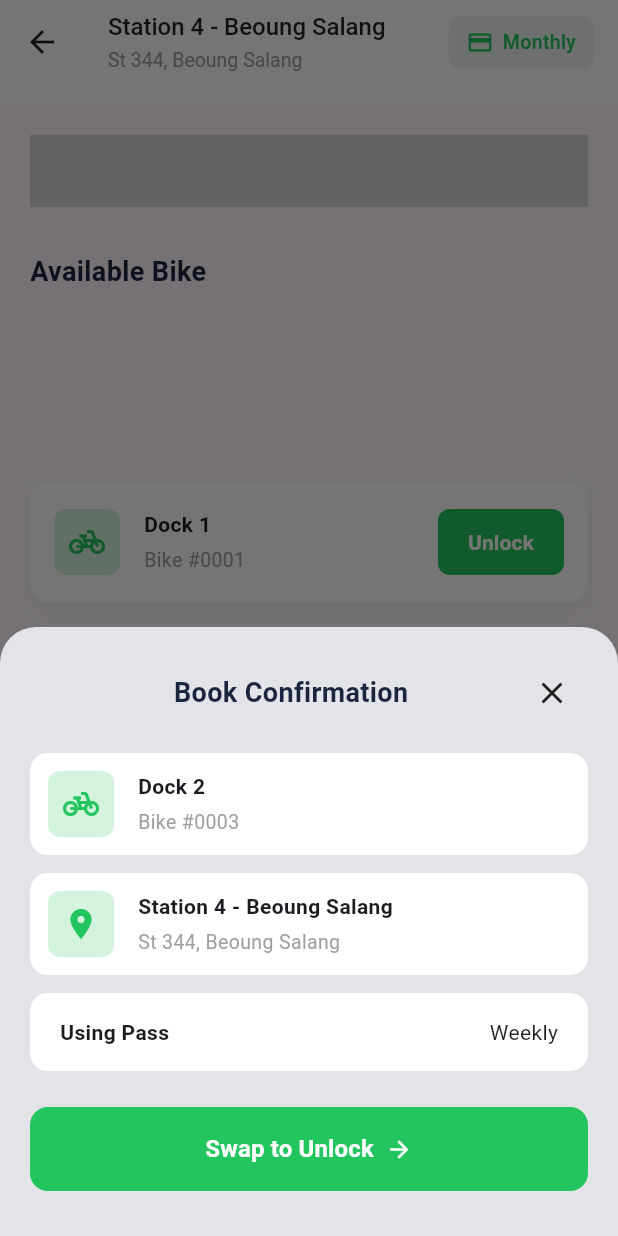
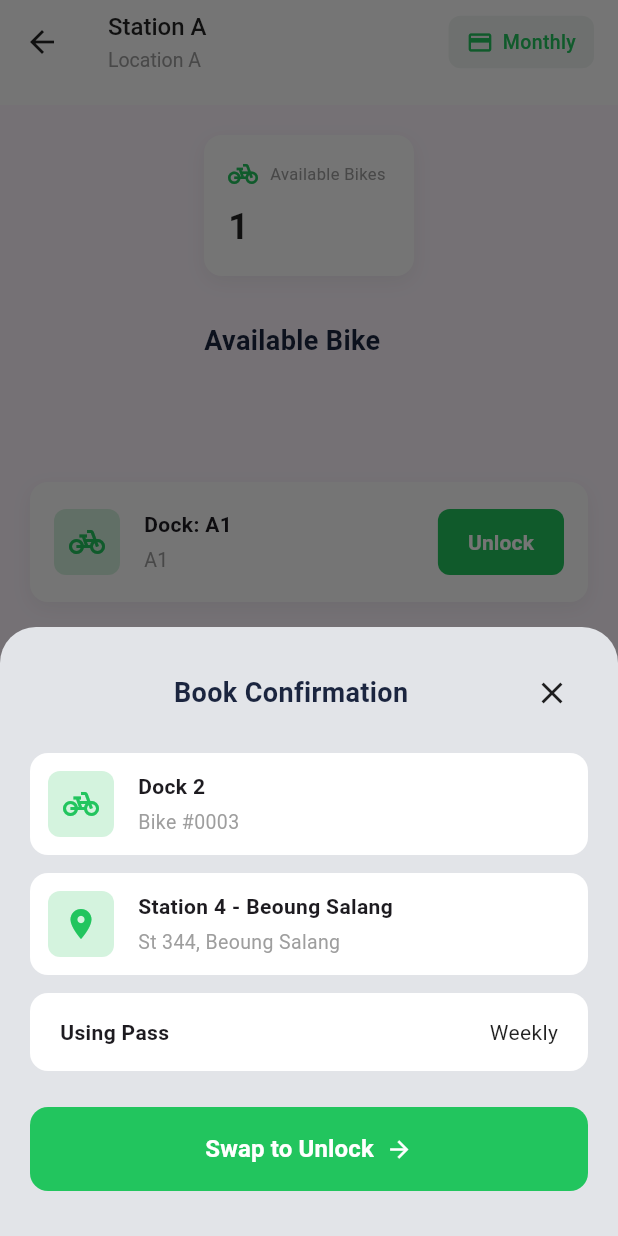
Before and after one commit to Povpanha28/khmerbike, a Flutter app: the StationDetailPage screen opened directly, after a tap on "Unlock", on a phone screen of 412 x 824 dp. Run offline on Flutter 3.47's test engine with Material 3 defaults, Android fonts, the phone set to English and light mode, and no system bars; our stand-ins replace geocoding, google_maps_flutter.

Commit message:
refactor widget and use data from repo

```diff
--- a/lib/main_common.dart
+++ b/lib/main_common.dart
@@ -1,5 +1,6 @@
 import 'package:flutter/material.dart';
 import 'package:khmerbike/ui/screens/map_station/map_station_screen.dart';
+import 'package:khmerbike/ui/screens/station/widgets/station_content.dart';
 import 'package:provider/provider.dart';
 
 void mainCommon(List<InheritedProvider> providers) {
@@ -18,7 +19,7 @@ class MyApp extends StatelessWidget {
   Widget build(BuildContext context) {
     return MaterialApp(
       debugShowCheckedModeBanner: false,
-      home: Scaffold(body: MapStationScreen()),
+      home: Scaffold(body: StationDetailPage()),
     );
   }
 }
--- /dev/null
+++ b/lib/ui/screens/station/view_model/station_view_model.dart
@@ -0,0 +1,61 @@
+import 'package:flutter/material.dart';
+import 'package:khmerbike/data/repository/station/station_repository.dart';
+import 'package:khmerbike/models/bike.dart';
+import 'package:khmerbike/models/dock.dart';
+import 'package:khmerbike/models/station.dart';
+import 'package:khmerbike/ui/screens/station/widgets/book_confirmation_sheet.dart';
+
+class StationViewModel extends ChangeNotifier {
+  StationViewModel({required StationRepository repository})
+      : _repository = repository;
+
+  final StationRepository _repository;
+  Station? _station;
+  bool _isLoading = false;
+  String? _errorMessage;
+
+  Station? get station => _station;
+  bool get isLoading => _isLoading;
+  String? get errorMessage => _errorMessage;
+
+  Future<void> loadStationDetail({String? stationId}) async {
+    _isLoading = true;
+    _errorMessage = null;
+    notifyListeners();
+
+    try {
+      final stations = await _repository.getStations();
+      if (stations.isEmpty) {
+        throw StateError('No stations found');
+      }
+
+      _station = stationId == null
+          ? stations.first
+          : stations.firstWhere(
+              (station) => station.id == stationId,
+              orElse: () => stations.first,
+            );
+    } catch (error) {
+      _errorMessage = error.toString();
+      _station = null;
+    } finally {
+      _isLoading = false;
+      notifyListeners();
+    }
+  }
+
+  List<Dock> getAvailableDocks(Station station) {
+    return station.docks
+        .where((dock) => dock.bike?.status == BikeStatus.available)
+        .toList();
+  }
+
+  void showBookConfirmation(BuildContext context) {
+    showModalBottomSheet(
+      context: context,
+      isScrollControlled: true,
+      backgroundColor: Colors.transparent,
+      builder: (context) => const BookConfirmationSheet(),
+    );
+  }
+}
--- /dev/null
+++ b/lib/ui/screens/station/widgets/book_confirmation_sheet.dart
@@ -0,0 +1,162 @@
+import 'package:flutter/material.dart';
+
+// The Bottom Sheet Widget
+class BookConfirmationSheet extends StatelessWidget {
+  const BookConfirmationSheet({Key? key}) : super(key: key);
+
+  @override
+  Widget build(BuildContext context) {
+    return Container(
+      decoration: const BoxDecoration(
+        color: Color(0xFFE2E4E8), // Light grey background of bottom sheet
+        borderRadius: BorderRadius.vertical(top: Radius.circular(24)),
+      ),
+      padding: const EdgeInsets.all(20.0),
+      child: SafeArea(
+        child: Column(
+          mainAxisSize: MainAxisSize.min,
+          children: [
+            // Header
+            Row(
+              mainAxisAlignment: MainAxisAlignment.spaceBetween,
+              children: [
+                const SizedBox(width: 24), // Balance the close button
+                const Text(
+                  'Book Confirmation',
+                  style: TextStyle(
+                    fontSize: 18,
+                    fontWeight: FontWeight.bold,
+                    color: Color(0xFF1B253F),
+                  ),
+                ),
+                IconButton(
+                  icon: const Icon(Icons.close, color: Colors.black87),
+                  onPressed: () => Navigator.pop(context),
+                ),
+              ],
+            ),
+            const SizedBox(height: 16),
+
+            // Bike Info Card
+            _buildInfoCard(
+              icon: Icons.pedal_bike,
+              title: 'Dock 2',
+              subtitle: 'Bike #0003',
+            ),
+            const SizedBox(height: 12),
+
+            // Location Info Card
+            _buildInfoCard(
+              icon: Icons.location_on,
+              title: 'Station 4 - Beoung Salang',
+              subtitle: 'St 344, Beoung Salang',
+            ),
+            const SizedBox(height: 12),
+
+            // Pass Info Card
+            Container(
+              padding: const EdgeInsets.symmetric(horizontal: 20, vertical: 16),
+              decoration: BoxDecoration(
+                color: Colors.white,
+                borderRadius: BorderRadius.circular(12),
+              ),
+              child: Row(
+                mainAxisAlignment: MainAxisAlignment.spaceBetween,
+                children: const [
+                  Text(
+                    'Using Pass',
+                    style: TextStyle(fontWeight: FontWeight.bold, fontSize: 14),
+                  ),
+                  Text(
+                    'Weekly',
+                    style: TextStyle(color: Colors.black87, fontSize: 14),
+                  ),
+                ],
+              ),
+            ),
+            const SizedBox(height: 24),
+
+            // Swap to Unlock Button
+            SizedBox(
+              width: double.infinity,
+              height: 56,
+              child: ElevatedButton(
+                onPressed: () {
+                  Navigator.pop(context);
+                  // Handle actual unlock logic here
+                },
+                style: ElevatedButton.styleFrom(
+                  backgroundColor: const Color(0xFF22C55E),
+                  elevation: 0,
+                  shape: RoundedRectangleBorder(
+                    borderRadius: BorderRadius.circular(12),
+                  ),
+                ),
+                child: Row(
+                  mainAxisAlignment: MainAxisAlignment.center,
+                  children: const [
+                    Text(
+                      'Swap to Unlock',
+                      style: TextStyle(
+                          color: Colors.white,
+                          fontSize: 16,
+                          fontWeight: FontWeight.bold),
+                    ),
+                    SizedBox(width: 8),
+                    Icon(Icons.arrow_forward, color: Colors.white),
+                  ],
+                ),
+              ),
+            ),
+            const SizedBox(height: 10),
+          ],
+        ),
+      ),
+    );
+  }
+
+  // Helper widget to build the white cards inside the bottom sheet
+  Widget _buildInfoCard({
+    required IconData icon,
+    required String title,
+    required String subtitle,
+  }) {
+    return Container(
+      padding: const EdgeInsets.all(12),
+      decoration: BoxDecoration(
+        color: Colors.white,
+        borderRadius: BorderRadius.circular(12),
+      ),
+      child: Row(
+        children: [
+          Container(
+            padding: const EdgeInsets.all(10),
+            decoration: BoxDecoration(
+              color: const Color(0xFFD4F3DE),
+              borderRadius: BorderRadius.circular(8),
+            ),
+            child: Icon(icon, color: const Color(0xFF22C55E)),
+          ),
+          const SizedBox(width: 16),
+          Expanded(
+            child: Column(
+              crossAxisAlignment: CrossAxisAlignment.start,
+              children: [
+                Text(
+                  title,
+                  style: const TextStyle(
+                      fontWeight: FontWeight.bold, fontSize: 14),
+                ),
+                const SizedBox(height: 4),
+                Text(
+                  subtitle,
+                  style: const TextStyle(color: Colors.grey, fontSize: 13),
+                ),
+              ],
+            ),
+          ),
+        ],
+      ),
+    );
+  }
+}
--- a/lib/ui/screens/station/widgets/dockCard_tile.dart
+++ b/lib/ui/screens/station/widgets/dockCard_tile.dart
@@ -1,13 +1,12 @@
 import 'package:flutter/material.dart';
 class BikeDockCard extends StatelessWidget {
-  final String dockName;
-  final String bikeId;
+  final String dockId;
   final VoidCallback onUnlock;
 
   const BikeDockCard({
     Key? key,
-    required this.bikeId,
-    required this.onUnlock, required this.dockName,
+    required this.dockId,
+    required this.onUnlock,
   }) : super(key: key);
 
   @override
@@ -43,13 +42,13 @@ class BikeDockCard extends StatelessWidget {
               crossAxisAlignment: CrossAxisAlignment.start,
               children: [
                 Text(
-                  dockName,
+                  'Dock: $dockId',
                   style: const TextStyle(
                       fontWeight: FontWeight.bold, fontSize: 14),
                 ),
                 const SizedBox(height: 4),
                 Text(
-                  bikeId,
+                  dockId,
                   style: const TextStyle(color: Colors.grey, fontSize: 13),
                 ),
               ],
--- a/lib/ui/screens/station/widgets/station_content.dart
+++ b/lib/ui/screens/station/widgets/station_content.dart
@@ -1,29 +1,41 @@
-+import 'package:flutter/material.dart';
-import 'package:flutter_test/flutter_test.dart';
+import 'package:flutter/material.dart';
+import 'package:khmerbike/data/repository/station/station_reposity_mock.dart';
+import 'package:khmerbike/models/dock.dart';
 import 'package:khmerbike/ui/screens/station/widgets/dockCard_tile.dart';
+import 'package:khmerbike/ui/screens/station/view_model/station_view_model.dart';
+import 'package:provider/provider.dart';
 
 class StationDetailPage extends StatelessWidget {
   const StationDetailPage({Key? key}) : super(key: key);
 
-  // Sample data - replace with actual data from your state management
-  final List<Map<String, String>> bikes = const [
-    {'dockName': 'Dock 1', 'bikeId': 'Bike #0001'},
-    {'dockName': 'Dock 2', 'bikeId': 'Bike #0003'},
-    {'dockName': 'Dock 3', 'bikeId': 'Bike #0005'},
-    {'dockName': 'Dock 4', 'bikeId': 'Bike #0007'},
-  ];
-
-  void _showBookConfirmation(BuildContext context) {
-    showModalBottomSheet(
-      context: context,
-      isScrollControlled: true,
-      backgroundColor: Colors.transparent,
-      builder: (context) => const BookConfirmationSheet(),
+  @override
+  Widget build(BuildContext context) {
+    return ChangeNotifierProvider(
+      create: (_) =>
+          StationViewModel(repository: StationRepositoryMock())..loadStationDetail(),
+      child: Consumer<StationViewModel>(
+        builder: (context, viewModel, _) {
+          if (viewModel.isLoading) {
+            return const Scaffold(
+              body: Center(child: CircularProgressIndicator()),
             );
           }
 
-  @override
-  Widget build(BuildContext context) {
+          if (viewModel.errorMessage != null) {
+            return const Scaffold(
+              body: Center(child: Text('Failed to load station data')),
+            );
+          }
+
+          final station = viewModel.station;
+          if (station == null) {
+            return const Scaffold(
+              body: Center(child: Text('No station data')),
+            );
+          }
+
+          final availableDocks = viewModel.getAvailableDocks(station);
+
           return Scaffold(
             appBar: PreferredSize(
               preferredSize: const Size.fromHeight(70.0),
@@ -36,18 +48,18 @@ class StationDetailPage extends StatelessWidget {
                 ),
                 title: Column(
                   crossAxisAlignment: CrossAxisAlignment.start,
-            children: const [
+                  children: [
                     Text(
-                'Station 4 - Beoung Salang',
-                style: TextStyle(
+                      station.name,
+                      style: const TextStyle(
                           color: Colors.black87,
                           fontSize: 16,
                           fontWeight: FontWeight.w500),
                     ),
-              SizedBox(height: 4),
+                    const SizedBox(height: 4),
                     Text(
-                'St 344, Beoung Salang',
-                style: TextStyle(color: Colors.grey, fontSize: 13),
+                      station.location.name,
+                      style: const TextStyle(color: Colors.grey, fontSize: 13),
                     ),
                   ],
                 ),
@@ -55,14 +67,16 @@ class StationDetailPage extends StatelessWidget {
                   Center(
                     child: Container(
                       margin: const EdgeInsets.only(right: 16),
-                padding: const EdgeInsets.symmetric(horizontal: 12, vertical: 8),
+                      padding: const EdgeInsets.symmetric(
+                          horizontal: 12, vertical: 8),
                       decoration: BoxDecoration(
                         color: const Color(0xFFF0F5F2),
                         borderRadius: BorderRadius.circular(8),
                       ),
                       child: Row(
                         children: const [
-                    Icon(Icons.credit_card, color: Color(0xFF22C55E), size: 18),
+                          Icon(Icons.credit_card,
+                              color: Color(0xFF22C55E), size: 18),
                           SizedBox(width: 6),
                           Text(
                             'Monthly',
@@ -87,7 +101,7 @@ class StationDetailPage extends StatelessWidget {
                     child: Column(
                       crossAxisAlignment: CrossAxisAlignment.start,
                       children: [
-+++++++++++++++++++++++++++++++++++++                  Container(
+                        Container(
                           padding: const EdgeInsets.all(16),
                           width: 140,
                           decoration: BoxDecoration(
@@ -106,17 +120,19 @@ class StationDetailPage extends StatelessWidget {
                             children: [
                               Row(
                                 children: const [
-                            Icon(Icons.pedal_bike, color: Color(0xFF22C55E), size: 20),
+                                  Icon(Icons.pedal_bike,
+                                      color: Color(0xFF22C55E), size: 20),
                                   SizedBox(width: 8),
                                   Text(
                                     'Available Bikes',
-                              style: TextStyle(color: Colors.grey, fontSize: 11),
+                                    style: TextStyle(
+                                        color: Colors.grey, fontSize: 11),
                                   ),
                                 ],
                               ),
                               const SizedBox(height: 8),
                               Text(
-                          '${bikes.length}',
+                                '${availableDocks.length}',
                                 style: const TextStyle(
                                   fontSize: 24,
                                   fontWeight: FontWeight.bold,
@@ -126,10 +142,7 @@ class StationDetailPage extends StatelessWidget {
                             ],
                           ),
                         ),
-
                         const SizedBox(height: 30),
-
-                  // Section Title
                         const Text(
                           'Available Bike',
                           style: TextStyle(
@@ -138,27 +151,23 @@ class StationDetailPage extends StatelessWidget {
                             color: Color(0xFF1B253F),
                           ),
                         ),
-
                         const SizedBox(height: 16),
                       ],
                     ),
                   ),
                 ),
-
-          // Scrollable Bike List using ListView.builder
                 Expanded(
                   flex: 2,
                   child: ListView.builder(
                     padding: const EdgeInsets.symmetric(horizontal: 20.0),
-              itemCount: bikes.length,
+                    itemCount: availableDocks.length,
                     itemBuilder: (context, index) {
-                final bike = bikes[index];
+                      final Dock dock = availableDocks[index];
                       return Padding(
                         padding: const EdgeInsets.only(bottom: 16.0),
                         child: BikeDockCard(
-                    dockName: bike['dockName']!,
-                    bikeId: bike['bikeId']!,
-                    onUnlock: () => _showBookConfirmation(context),
+                          dockId: dock.id,
+                          onUnlock: () => viewModel.showBookConfirmation(context),
                         ),
                       );
                     },
@@ -167,165 +176,7 @@ class StationDetailPage extends StatelessWidget {
               ],
             ),
           );
-  }
-}
-
-// The Bottom Sheet Widget
-class BookConfirmationSheet extends StatelessWidget {
-  const BookConfirmationSheet({Key? key}) : super(key: key);
-
-  @override
-  Widget build(BuildContext context) {
-    return Container(
-      decoration: const BoxDecoration(
-        color: Color(0xFFE2E4E8), // Light grey background of bottom sheet
-        borderRadius: BorderRadius.vertical(top: Radius.circular(24)),
-      ),
-      padding: const EdgeInsets.all(20.0),
-      child: SafeArea(
-        child: Column(
-          mainAxisSize: MainAxisSize.min,
-          children: [
-            // Header
-            Row(
-              mainAxisAlignment: MainAxisAlignment.spaceBetween,
-              children: [
-                const SizedBox(width: 24), // Balance the close button
-                const Text(
-                  'Book Confirmation',
-                  style: TextStyle(
-                    fontSize: 18,
-                    fontWeight: FontWeight.bold,
-                    color: Color(0xFF1B253F),
-                  ),
-                ),
-                IconButton(
-                  icon: const Icon(Icons.close, color: Colors.black87),
-                  onPressed: () => Navigator.pop(context),
-                ),
-              ],
-            ),
-            const SizedBox(height: 16),
-
-            // Bike Info Card
-            _buildInfoCard(
-              icon: Icons.pedal_bike,
-              title: 'Dock 2',
-              subtitle: 'Bike #0003',
-            ),
-            const SizedBox(height: 12),
-
-            // Location Info Card
-            _buildInfoCard(
-              icon: Icons.location_on,
-              title: 'Station 4 - Beoung Salang',
-              subtitle: 'St 344, Beoung Salang',
-            ),
-            const SizedBox(height: 12),
-
-            // Pass Info Card
-            Container(
-              padding: const EdgeInsets.symmetric(horizontal: 20, vertical: 16),
-              decoration: BoxDecoration(
-                color: Colors.white,
-                borderRadius: BorderRadius.circular(12),
-              ),
-              child: Row(
-                mainAxisAlignment: MainAxisAlignment.spaceBetween,
-                children: const [
-                  Text(
-                    'Using Pass',
-                    style: TextStyle(fontWeight: FontWeight.bold, fontSize: 14),
-                  ),
-                  Text(
-                    'Weekly',
-                    style: TextStyle(color: Colors.black87, fontSize: 14),
-                  ),
-                ],
-              ),
-            ),
-            const SizedBox(height: 24),
-
-            // Swap to Unlock Button
-            SizedBox(
-              width: double.infinity,
-              height: 56,
-              child: ElevatedButton(
-                onPressed: () {
-                  Navigator.pop(context);
-                  // Handle actual unlock logic here
         },
-                style: ElevatedButton.styleFrom(
-                  backgroundColor: const Color(0xFF22C55E),
-                  elevation: 0,
-                  shape: RoundedRectangleBorder(
-                    borderRadius: BorderRadius.circular(12),
-                  ),
-                ),
-                child: Row(
-                  mainAxisAlignment: MainAxisAlignment.center,
-                  children: const [
-                    Text(
-                      'Swap to Unlock',
-                      style: TextStyle(
-                          color: Colors.white,
-                          fontSize: 16,
-                          fontWeight: FontWeight.bold),
-                    ),
-                    SizedBox(width: 8),
-                    Icon(Icons.arrow_forward, color: Colors.white),
-                  ],
-                ),
-              ),
-            ),
-            const SizedBox(height: 10),
-          ],
-        ),
-      ),
-    );
-  }
-
-  // Helper widget to build the white cards inside the bottom sheet
-  Widget _buildInfoCard({
-    required IconData icon,
-    required String title,
-    required String subtitle,
-  }) {
-    return Container(
-      padding: const EdgeInsets.all(12),
-      decoration: BoxDecoration(
-        color: Colors.white,
-        borderRadius: BorderRadius.circular(12),
-      ),
-      child: Row(
-        children: [
-          Container(
-            padding: const EdgeInsets.all(10),
-            decoration: BoxDecoration(
-              color: const Color(0xFFD4F3DE),
-              borderRadius: BorderRadius.circular(8),
-            ),
-            child: Icon(icon, color: const Color(0xFF22C55E)),
-          ),
-          const SizedBox(width: 16),
-          Expanded(
-            child: Column(
-              crossAxisAlignment: CrossAxisAlignment.start,
-              children: [
-                Text(
-                  title,
-                  style: const TextStyle(
-                      fontWeight: FontWeight.bold, fontSize: 14),
-                ),
-                const SizedBox(height: 4),
-                Text(
-                  subtitle,
-                  style: const TextStyle(color: Colors.grey, fontSize: 13),
-                ),
-              ],
-            ),
-          ),
-        ],
       ),
     );
   }
```
Lines whose indentation alone changed are shown as unchanged.
